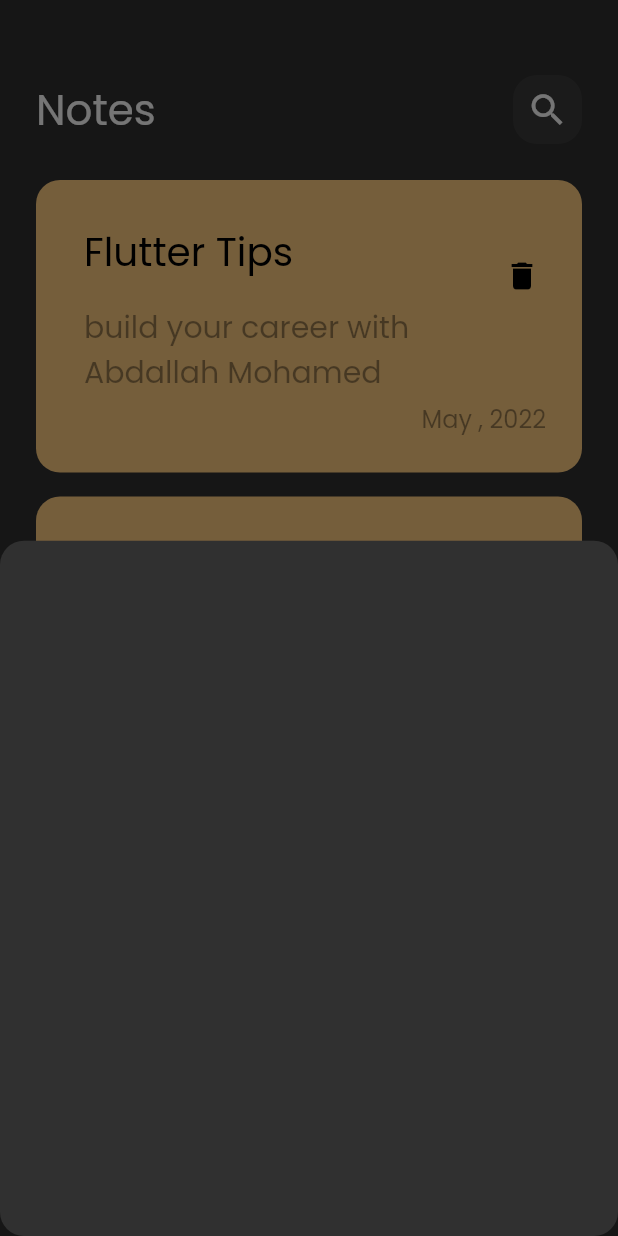
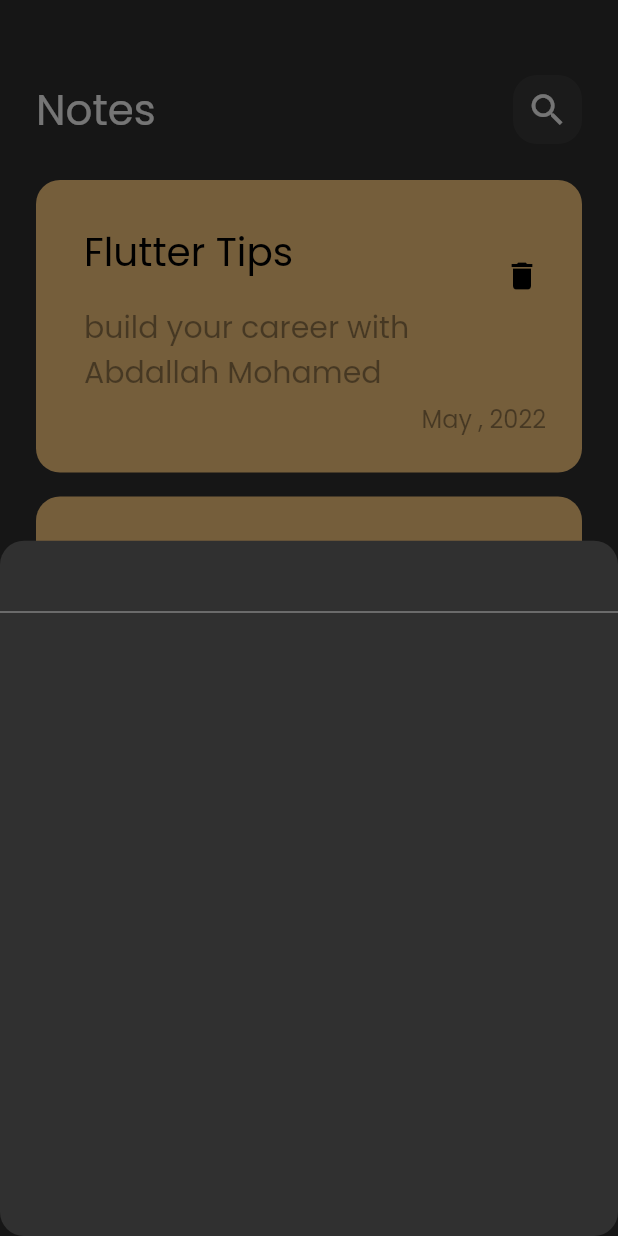
Before and after one commit to Abdallah-Mohamed-Abdallah-AbdulRazzaq/notes_app, a Flutter app: the screen it shows after launch, after a tap on the "add" icon, on a phone screen of 412 x 824 dp. Run offline on Flutter 3.47's test engine with Material 2 defaults, Android fonts, the phone set to English and light mode, and no system bars; missing offline and left inert: dart:html.

```diff
--- a/lib/views/widgets/add_note_bottom_sheet.dart
+++ b/lib/views/widgets/add_note_bottom_sheet.dart
@@ -1,4 +1,6 @@
 import 'package:flutter/material.dart';
+
+import 'custom_text_field.dart';
 class AddNoteBottomSheet extends StatelessWidget {
   const AddNoteBottomSheet ({Key? key}) : super(key: key);
 
@@ -6,7 +8,7 @@ class AddNoteBottomSheet extends StatelessWidget {
   Widget build(BuildContext context) {
     return Column(
       children: [
-
+        CustomTextField(),
       ],
     );
   }
```
